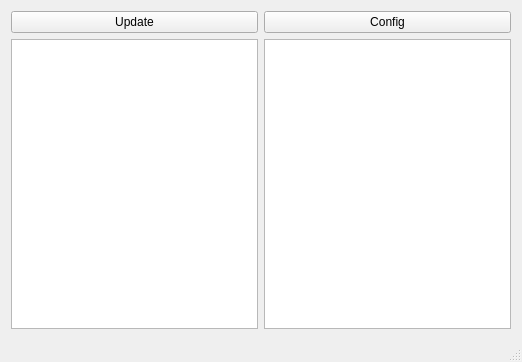
The window that mainwindow.ui (IJHack/QtPass) describes before a commit, drawn with Qt 5.
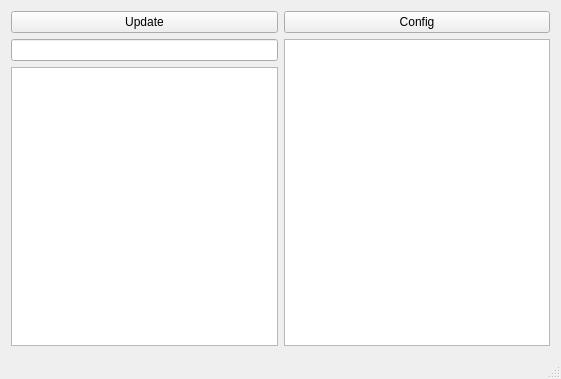
The same window after the commit.

```diff
--- a/mainwindow.ui
+++ b/mainwindow.ui
@@ -6,8 +6,8 @@
    <rect>
     <x>0</x>
     <y>0</y>
-    <width>522</width>
-    <height>362</height>
+    <width>561</width>
+    <height>379</height>
    </rect>
   </property>
   <property name="windowTitle">
@@ -36,7 +36,14 @@
     <item>
      <layout class="QHBoxLayout" name="horizontalLayout">
       <item>
-       <widget class="QTreeView" name="treeView"/>
+       <layout class="QVBoxLayout" name="verticalLayout_3">
+        <item>
+         <widget class="QLineEdit" name="lineEdit"/>
+        </item>
+        <item>
+         <widget class="QTreeView" name="treeView"/>
+        </item>
+       </layout>
       </item>
       <item>
        <widget class="QTextBrowser" name="textBrowser"/>
@@ -45,12 +52,12 @@
     </item>
    </layout>
   </widget>
+  <widget class="QStatusBar" name="statusBar"/>
   <action name="actionQtpass">
    <property name="text">
     <string>qtpass</string>
    </property>
   </action>
-  <widget class="QStatusBar" name="statusBar"/>
  </widget>
  <layoutdefault spacing="6" margin="11"/>
  <resources/>
```
